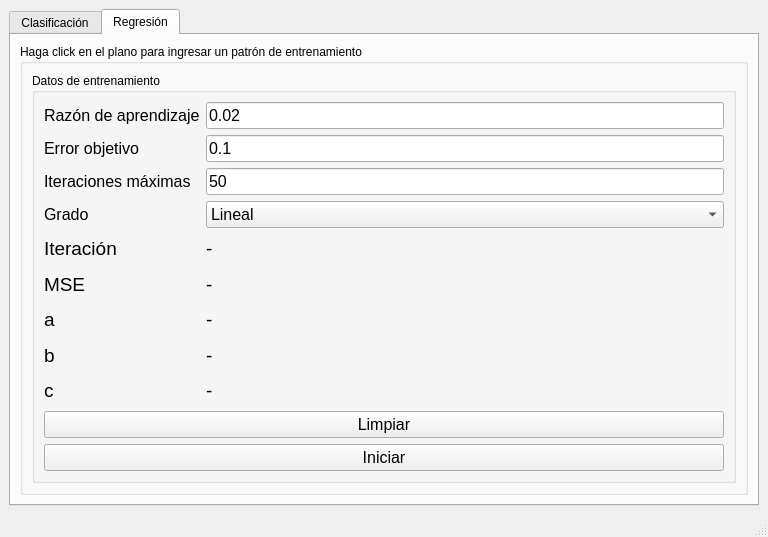
First picture: the form in Adaline/mainwindow.ui, repository FFahrenheit/PracticasIA, before the edit.
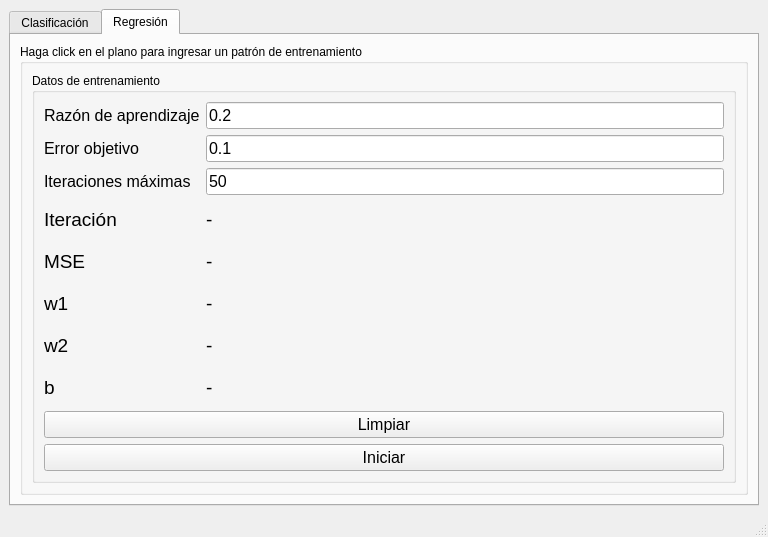
Second picture: the form after the edit. The open tabs and pages were chosen to show the change.

Commit message: Mejora de clasificacion, empezando regresion

What changed in the file:
```diff
--- a/Adaline/mainwindow.ui
+++ b/Adaline/mainwindow.ui
@@ -201,7 +201,7 @@
                  </font>
                 </property>
                 <property name="text">
-                 <string>0.02</string>
+                 <string>0.2</string>
                 </property>
                </widget>
               </item>
@@ -281,55 +281,55 @@
               <string>Datos de entrenamiento</string>
              </property>
              <layout class="QGridLayout" name="gridLayout_6">
-              <item row="2" column="1">
-               <widget class="QLabel" name="label_10">
+              <item row="3" column="2">
+               <widget class="QLabel" name="iteration_label_2">
                 <property name="font">
                  <font>
-                  <pointsize>12</pointsize>
+                  <pointsize>14</pointsize>
                  </font>
                 </property>
                 <property name="text">
-                 <string>Iteraciones máximas</string>
+                 <string>-</string>
                 </property>
                </widget>
               </item>
-              <item row="9" column="1">
-               <widget class="QLabel" name="label_11">
+              <item row="4" column="2">
+               <widget class="QLabel" name="current_error_2">
                 <property name="font">
                  <font>
                   <pointsize>14</pointsize>
                  </font>
                 </property>
                 <property name="text">
-                 <string>c</string>
+                 <string>-</string>
                 </property>
                </widget>
               </item>
-              <item row="7" column="1">
-               <widget class="QLabel" name="label_12">
+              <item row="11" column="1" colspan="2">
+               <widget class="QPushButton" name="begin_button_2">
                 <property name="font">
                  <font>
-                  <pointsize>14</pointsize>
+                  <pointsize>12</pointsize>
                  </font>
                 </property>
                 <property name="text">
-                 <string>b</string>
+                 <string>Iniciar</string>
                 </property>
                </widget>
               </item>
-              <item row="0" column="2">
-               <widget class="QLineEdit" name="learning_rate_2">
+              <item row="3" column="1">
+               <widget class="QLabel" name="label_15">
                 <property name="font">
                  <font>
-                  <pointsize>12</pointsize>
+                  <pointsize>14</pointsize>
                  </font>
                 </property>
                 <property name="text">
-                 <string>0.02</string>
+                 <string>Iteración</string>
                 </property>
                </widget>
               </item>
-              <item row="5" column="1">
+              <item row="4" column="1">
                <widget class="QLabel" name="label_13">
                 <property name="font">
                  <font>
@@ -341,18 +341,6 @@
                 </property>
                </widget>
               </item>
-              <item row="11" column="1" colspan="2">
-               <widget class="QPushButton" name="clear_button_2">
-                <property name="font">
-                 <font>
-                  <pointsize>12</pointsize>
-                 </font>
-                </property>
-                <property name="text">
-                 <string>Limpiar</string>
-                </property>
-               </widget>
-              </item>
               <item row="0" column="1">
                <widget class="QLabel" name="label_14">
                 <property name="font">
@@ -365,20 +353,56 @@
                 </property>
                </widget>
               </item>
-              <item row="4" column="1">
-               <widget class="QLabel" name="label_15">
+              <item row="8" column="2">
+               <widget class="QLabel" name="b_label_2">
                 <property name="font">
                  <font>
                   <pointsize>14</pointsize>
                  </font>
                 </property>
                 <property name="text">
-                 <string>Iteración</string>
+                 <string>-</string>
+                </property>
+               </widget>
+              </item>
+              <item row="10" column="1" colspan="2">
+               <widget class="QPushButton" name="clear_button_2">
+                <property name="font">
+                 <font>
+                  <pointsize>12</pointsize>
+                 </font>
+                </property>
+                <property name="text">
+                 <string>Limpiar</string>
+                </property>
+               </widget>
+              </item>
+              <item row="5" column="1">
+               <widget class="QLabel" name="label_17">
+                <property name="font">
+                 <font>
+                  <pointsize>14</pointsize>
+                 </font>
+                </property>
+                <property name="text">
+                 <string>w1</string>
+                </property>
+               </widget>
+              </item>
+              <item row="2" column="2">
+               <widget class="QLineEdit" name="max_iterations_2">
+                <property name="font">
+                 <font>
+                  <pointsize>12</pointsize>
+                 </font>
+                </property>
+                <property name="text">
+                 <string>50</string>
                 </property>
                </widget>
               </item>
               <item row="5" column="2">
-               <widget class="QLabel" name="current_error_2">
+               <widget class="QLabel" name="w1_label_2">
                 <property name="font">
                  <font>
                   <pointsize>14</pointsize>
@@ -390,7 +414,7 @@
                </widget>
               </item>
               <item row="6" column="2">
-               <widget class="QLabel" name="x2_label_2">
+               <widget class="QLabel" name="w2_label_2">
                 <property name="font">
                  <font>
                   <pointsize>14</pointsize>
@@ -401,6 +425,30 @@
                 </property>
                </widget>
               </item>
+              <item row="8" column="1">
+               <widget class="QLabel" name="label_11">
+                <property name="font">
+                 <font>
+                  <pointsize>14</pointsize>
+                 </font>
+                </property>
+                <property name="text">
+                 <string>b</string>
+                </property>
+               </widget>
+              </item>
+              <item row="6" column="1">
+               <widget class="QLabel" name="label_12">
+                <property name="font">
+                 <font>
+                  <pointsize>14</pointsize>
+                 </font>
+                </property>
+                <property name="text">
+                 <string>w2</string>
+                </property>
+               </widget>
+              </item>
               <item row="1" column="1">
                <widget class="QLabel" name="label_16">
                 <property name="font">
@@ -413,63 +461,15 @@
                 </property>
                </widget>
               </item>
-              <item row="6" column="1">
-               <widget class="QLabel" name="label_17">
-                <property name="font">
-                 <font>
-                  <pointsize>14</pointsize>
-                 </font>
-                </property>
-                <property name="text">
-                 <string>a</string>
-                </property>
-               </widget>
-              </item>
-              <item row="2" column="2">
-               <widget class="QLineEdit" name="max_iterations_2">
+              <item row="0" column="2">
+               <widget class="QLineEdit" name="learning_rate_2">
                 <property name="font">
                  <font>
                   <pointsize>12</pointsize>
                  </font>
                 </property>
                 <property name="text">
-                 <string>50</string>
-                </property>
-               </widget>
-              </item>
-              <item row="4" column="2">
-               <widget class="QLabel" name="iteration_label_2">
-                <property name="font">
-                 <font>
-                  <pointsize>14</pointsize>
-                 </font>
-                </property>
-                <property name="text">
-                 <string>-</string>
-                </property>
-               </widget>
-              </item>
-              <item row="7" column="2">
-               <widget class="QLabel" name="x_label_2">
-                <property name="font">
-                 <font>
-                  <pointsize>14</pointsize>
-                 </font>
-                </property>
-                <property name="text">
-                 <string>-</string>
-                </property>
-               </widget>
-              </item>
-              <item row="9" column="2">
-               <widget class="QLabel" name="c_label_2">
-                <property name="font">
-                 <font>
-                  <pointsize>14</pointsize>
-                 </font>
-                </property>
-                <property name="text">
-                 <string>-</string>
+                 <string>0.2</string>
                 </property>
                </widget>
               </item>
@@ -485,49 +485,18 @@
                 </property>
                </widget>
               </item>
-              <item row="12" column="1" colspan="2">
-               <widget class="QPushButton" name="begin_button_2">
+              <item row="2" column="1">
+               <widget class="QLabel" name="label_10">
                 <property name="font">
                  <font>
                   <pointsize>12</pointsize>
                  </font>
                 </property>
                 <property name="text">
-                 <string>Iniciar</string>
+                 <string>Iteraciones máximas</string>
                 </property>
                </widget>
               </item>
-              <item row="3" column="1">
-               <widget class="QLabel" name="label_18">
-                <property name="font">
-                 <font>
-                  <pointsize>12</pointsize>
-                 </font>
-                </property>
-                <property name="text">
-                 <string>Grado</string>
-                </property>
-               </widget>
-              </item>
-              <item row="3" column="2">
-               <widget class="QComboBox" name="grade_input_2">
-                <property name="font">
-                 <font>
-                  <pointsize>12</pointsize>
-                 </font>
-                </property>
-                <item>
-                 <property name="text">
-                  <string>Lineal</string>
-                 </property>
-                </item>
-                <item>
-                 <property name="text">
-                  <string>Cuadrático</string>
-                 </property>
-                </item>
-               </widget>
-              </item>
              </layout>
             </widget>
            </item>
```
The commit also changes 2 other files.
